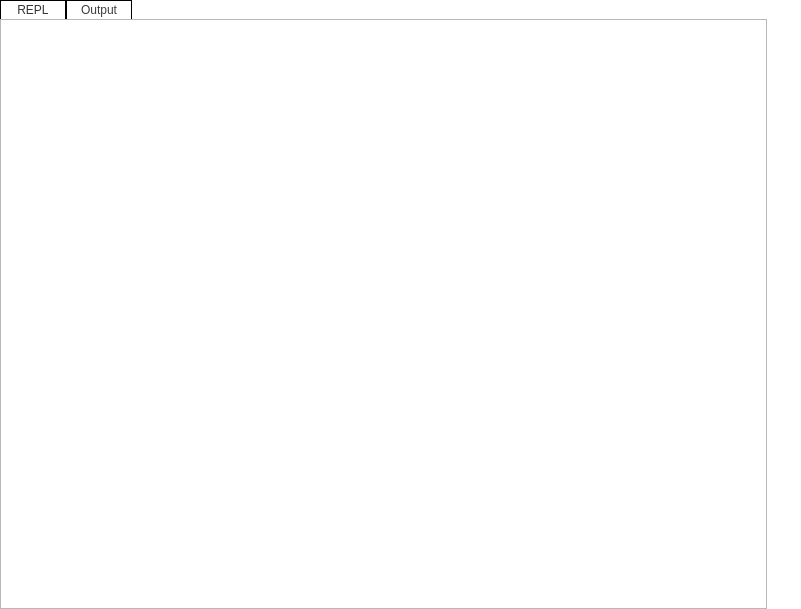
Qt form plugins/perspective/GraphPerspective/designer/PythonPanel.ui (vadivelselvaraj/TulipGLImprovement) before a commit.
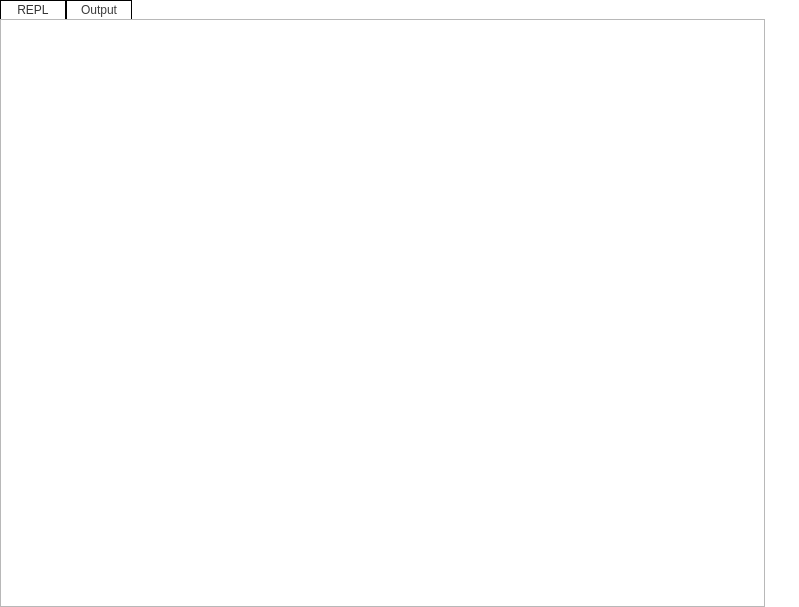
The same form after that commit. The open tabs and pages were chosen to show the change. Icons and pictures are not drawn. Custom widgets are drawn as their Qt base class.

Commit message: - some updates for the Python features:    * implement a custom version of sys.stdin in order to get user input from Python through the Qt widgets (the raw_input and help functions are now functionnal)    * remove exit and quit builtin Python functions  (Tulip crashes if those are called)    * some fixes for Python 3.3    * rename some source files (ConsoleOutputHandler.h --> ConsoleHandlers.h, ConsoleOutputModule.cpp --> ConsoleUtilsModule.cpp)

Diff of the .ui file:
```diff
--- a/plugins/perspective/GraphPerspective/designer/PythonPanel.ui
+++ b/plugins/perspective/GraphPerspective/designer/PythonPanel.ui
@@ -6,8 +6,8 @@
    <rect>
     <x>0</x>
     <y>0</y>
-    <width>801</width>
-    <height>609</height>
+    <width>799</width>
+    <height>607</height>
    </rect>
   </property>
   <property name="acceptDrops">
@@ -172,7 +172,11 @@
         <number>0</number>
        </property>
        <item>
-        <widget class="QPlainTextEdit" name="consoleWidget"/>
+        <widget class="QPlainTextEdit" name="consoleWidget">
+         <property name="readOnly">
+          <bool>true</bool>
+         </property>
+        </widget>
        </item>
        <item>
         <layout class="QVBoxLayout" name="verticalLayout">
```
The commit also changes 10 other files.
